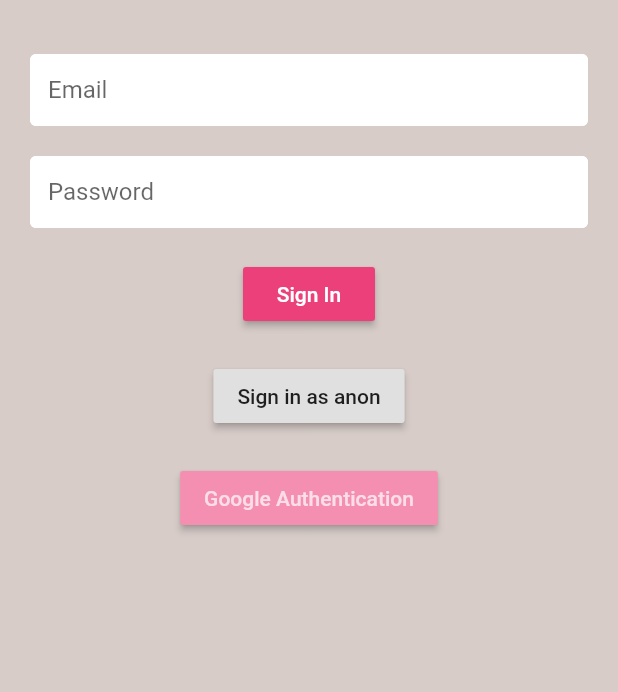
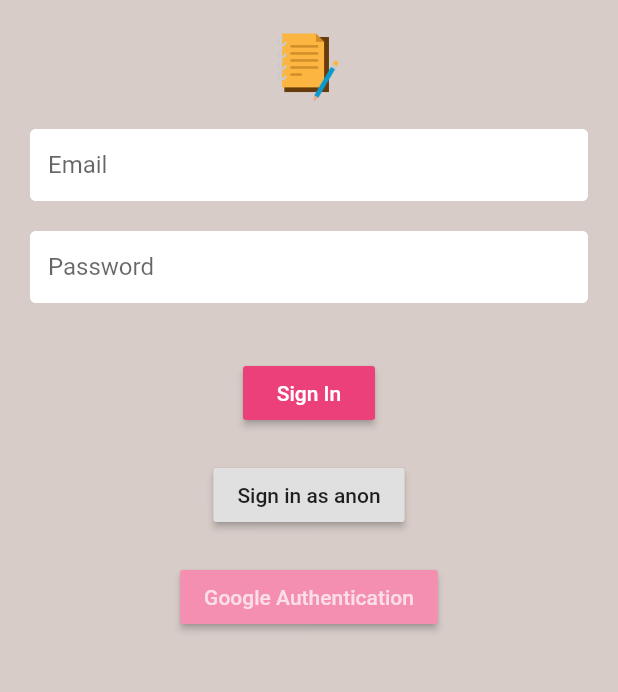
Before and after one commit to mySuulola/academy, a Flutter app: the screen it shows after launch, on a phone screen of 412 x 824 dp, the part 84-776 px from its top. Run offline on Flutter 3.47's test engine with Material 2 defaults, Android fonts, the phone set to English and light mode, and no system bars; our stand-ins replace cloud_firestore, firebase_auth, flutter_spinkit; accounts and stored records are empty.

Commit message:
renamed the package to academy and added a launcher icon

```diff
--- a/lib/main.dart
+++ b/lib/main.dart
@@ -1,6 +1,6 @@
-import 'package:fastorder/models/user.dart';
-import 'package:fastorder/screens/wrapper.dart';
-import 'package:fastorder/services/auth.dart';
+import 'package:academy/models/user.dart';
+import 'package:academy/screens/wrapper.dart';
+import 'package:academy/services/auth.dart';
 import 'package:flutter/material.dart';
 import 'package:provider/provider.dart';
 
--- a/lib/screens/authenticate/authenticate.dart
+++ b/lib/screens/authenticate/authenticate.dart
@@ -1,7 +1,5 @@
-import 'package:fastorder/screens/authenticate/register.dart';
-import 'package:fastorder/screens/authenticate/sign_in.dart';
-import 'package:flutter/material.dart';
-
+import 'package:academy/screens/authenticate/register.dart';
+import 'package:academy/screens/authenticate/sign_in.dart';
 import 'package:flutter/material.dart';
 
 // stfu
--- a/lib/screens/authenticate/sign_in.dart
+++ b/lib/screens/authenticate/sign_in.dart
@@ -1,6 +1,6 @@
-import 'package:fastorder/services/auth.dart';
-import 'package:fastorder/shared/constants.dart';
-import 'package:fastorder/shared/loading.dart';
+import 'package:academy/services/auth.dart';
+import 'package:academy/shared/constants.dart';
+import 'package:academy/shared/loading.dart';
 import 'package:flutter/material.dart';
 
 class SignIn extends StatefulWidget {
@@ -44,14 +44,23 @@
               ],
             ),
             body: Container(
-              padding: EdgeInsets.symmetric(vertical: 20.0, horizontal: 20.0),
+              child: SingleChildScrollView(
+                child: Container(
+                  padding:
+                      EdgeInsets.symmetric(vertical: 20.0, horizontal: 20.0),
                   child: Form(
                       key: _formKey,
                       child: Column(children: <Widget>[
+                        Center(
+                          child: Image.asset(
+                          'assets/note.png',
+                          height: 50.0,
+                          width: 50.0,
+                        )),
                         Text(
-                      error,
-                      style:
-                          TextStyle(color: Colors.tealAccent, fontSize: 14.0),
+                          error ?? "Log in to your existing account",
+                          style: TextStyle(
+                              color: Colors.tealAccent, fontSize: 14.0),
                         ),
                         TextFormField(
                           decoration:
@@ -68,11 +77,19 @@
                           validator: (val) => val.length < 6
                               ? 'Password must be at least 6 characters'
                               : null,
-                      decoration:
-                          textInputDecoration.copyWith(hintText: 'Password'),
+                          decoration: textInputDecoration.copyWith(
+                              hintText: 'Password'),
                           onChanged: (val) {
                             setState(() => password = val);
                           },
+                        ),
+                        GestureDetector(
+                          child: Text(
+                          error ?? "Log in to your existing account",
+                          style: TextStyle(
+                              color: Colors.tealAccent, fontSize: 14.0),
+                        ),
+                        onTap: () {},
                         ),
                         SizedBox(height: 20.0),
                         RaisedButton(
@@ -86,12 +103,13 @@
                                 setState(() {
                                   loading = true;
                                 });
-                            dynamic result = await _authService.signInWithCred(
-                                email, password);
+                                dynamic result = await _authService
+                                    .signInWithCred(email, password);
                                 if (result == null) {
                                   setState(() {
                                     loading = false;
-                                error = 'Registration failed. Please try again';
+                                    error =
+                                        'Registration failed. Please try again';
                                   });
                                 }
                               }
@@ -111,14 +129,14 @@
                           color: Colors.pink[200],
                           child: Text(
                             'Google Authentication',
-                        style: TextStyle(
-                          color: Colors.white70
-                        ),
+                            style: TextStyle(color: Colors.white70),
                           ),
                           onPressed: () async {},
                         ),
                       ])),
                 ),
+              ),
+            ),
           );
   }
 }
--- a/lib/screens/wrapper.dart
+++ b/lib/screens/wrapper.dart
@@ -1,6 +1,6 @@
-import 'package:fastorder/models/user.dart';
-import 'package:fastorder/screens/authenticate/authenticate.dart';
-import 'package:fastorder/shared/main_menu.dart';
+import 'package:academy/models/user.dart';
+import 'package:academy/screens/authenticate/authenticate.dart';
+import 'package:academy/shared/main_menu.dart';
 import 'package:flutter/material.dart';
 import 'package:provider/provider.dart';
 
--- a/lib/services/auth.dart
+++ b/lib/services/auth.dart
@@ -1,5 +1,5 @@
-import 'package:fastorder/models/user.dart';
-import 'package:fastorder/services/database.dart';
+import 'package:academy/models/user.dart';
+import 'package:academy/services/database.dart';
 import 'package:firebase_auth/firebase_auth.dart';
 
 class AuthService {
--- a/lib/services/database.dart
+++ b/lib/services/database.dart
@@ -1,5 +1,5 @@
 import 'package:cloud_firestore/cloud_firestore.dart';
-import 'package:fastorder/models/userData.dart';
+import 'package:academy/models/userData.dart';
 import 'package:meta/meta.dart';
 
 class DatabaseService {
--- a/pubspec.yaml
+++ b/pubspec.yaml
@@ -1,4 +1,4 @@
-name: fastorder
+name: academy
 description: A new Flutter project.
 
 # The following line prevents the package from being accidentally published to
```
Also changed, not shown: lib/screens/authenticate/register.dart (+3 -5 lines), lib/screens/home/settings_form.dart (+5 -5 lines), lib/shared/main_menu.dart (+8 -9 lines), 14 other files. Lines whose indentation alone changed are shown as unchanged.
